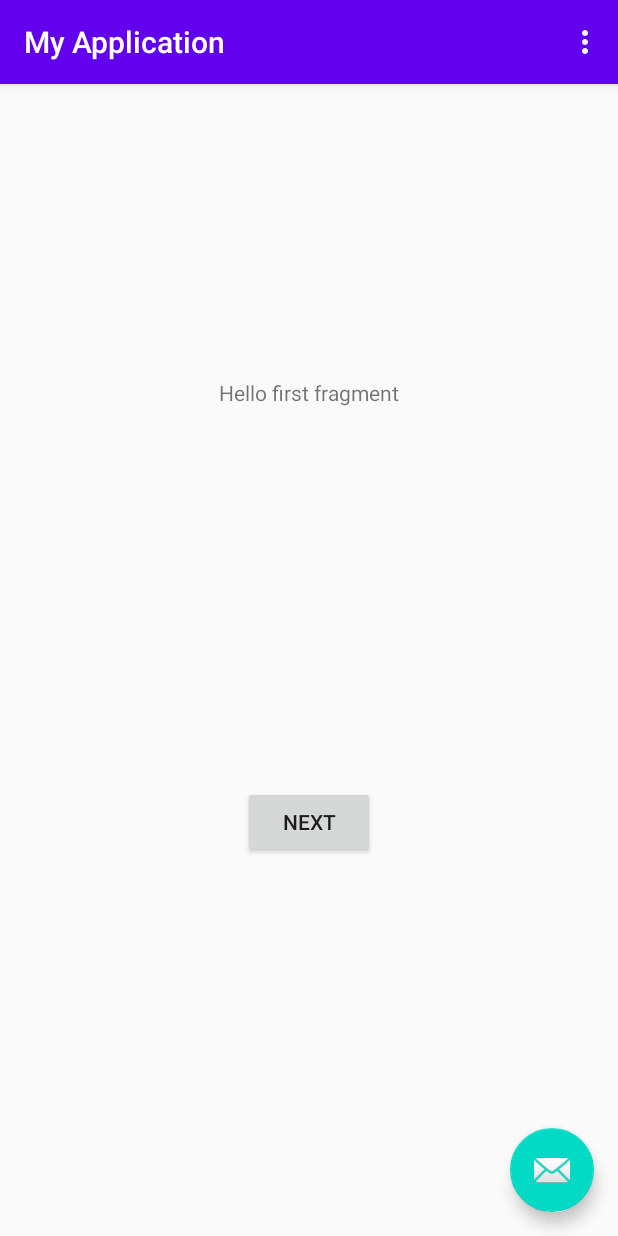
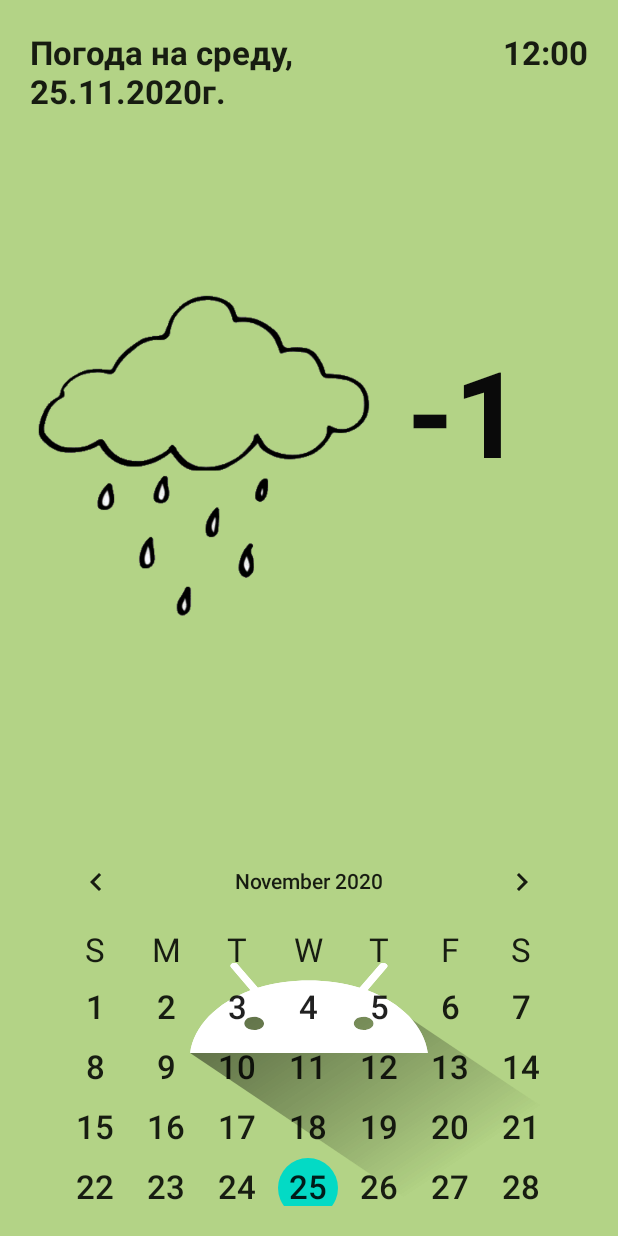
Before and after one commit to st989-ks/Weather_app, an Android app: the screen it shows after launch (MainActivity), on a phone screen of 412 x 824 dp. Run offline under Robolectric (Android 15) with nearby library versions, the phone set to English and light mode, and no system bars.

Commit message:
ДЗ№1

```diff
--- a/app/src/main/java/com/example/myapplication/MainActivity.java
+++ b/app/src/main/java/com/example/myapplication/MainActivity.java
@@ -19,17 +19,7 @@ public class MainActivity extends AppCompatActivity {
     protected void onCreate(Bundle savedInstanceState) {
         super.onCreate(savedInstanceState);
         setContentView(R.layout.activity_main);
-        Toolbar toolbar = findViewById(R.id.toolbar);
-        setSupportActionBar(toolbar);
 
-        FloatingActionButton fab = findViewById(R.id.fab);
-        fab.setOnClickListener(new View.OnClickListener() {
-            @Override
-            public void onClick(View view) {
-                Snackbar.make(view, "Replace with your own action", Snackbar.LENGTH_LONG)
-                        .setAction("Action", null).show();
-            }
-        });
     }
 
     @Override
--- a/app/src/main/res/layout/activity_main.xml
+++ b/app/src/main/res/layout/activity_main.xml
@@ -4,33 +4,81 @@
     xmlns:tools="http://schemas.android.com/tools"
     android:layout_width="match_parent"
     android:layout_height="match_parent"
-    tools:context=".MainActivity">
+    android:addStatesFromChildren="false"
+    android:background="#B3D386"
+    tools:context=".MainActivity"
+    tools:ignore="ExtraText">
 
     <com.google.android.material.appbar.AppBarLayout
         android:layout_width="match_parent"
         android:layout_height="wrap_content"
-        android:theme="@style/AppTheme.AppBarOverlay">
+        android:theme="@style/AppTheme.AppBarOverlay" />
 
-        <androidx.appcompat.widget.Toolbar
-            android:id="@+id/toolbar"
+    <RelativeLayout
+        android:layout_width="match_parent"
+        android:layout_height="match_parent"
+        android:padding="20dp">
+
+        <TextView
+            android:id="@+id/title"
+            android:layout_width="0dp"
+            android:layout_height="wrap_content"
+            android:textStyle="bold"
+            android:text="@string/_25_11_2020"
+            android:textAppearance="?android:attr/textAppearanceLarge"
+            android:layout_alignParentStart="true"
+            android:layout_alignParentTop="true"
+            android:layout_toStartOf="@+id/time" />
+
+
+        <TextView
+            android:id="@id/time"
+            android:gravity="right"
+            android:textStyle="bold"
+            android:layout_width="100dp"
+            android:layout_height="wrap_content"
+            android:text="@string/_12_00"
+            android:textAppearance="?android:attr/textAppearanceLarge"
+
+            android:layout_alignParentEnd="true"
+            tools:ignore="RtlHardcoded" />
+
+
+        <ImageView
+            android:id="@+id/imageView2"
+            android:layout_width="229dp"
+            android:layout_height="255dp"
+            android:layout_marginTop="150dp"
+            android:contentDescription="TODO"
+            app:srcCompat="@drawable/wi_1" />
+
+        <TextView
+            android:id="@+id/textView6"
+            android:layout_width="163dp"
+            android:layout_height="108dp"
+            android:layout_alignParentEnd="true"
+
+            android:layout_marginTop="200dp"
+            android:textSize="80sp"
+            android:textColor="#0a0a0a"
+            android:gravity="center"
+            android:text="-1"
+            android:textStyle="bold" />
+
+
+
+
+        <CalendarView
+            android:id="@+id/calendar_view"
             android:layout_width="match_parent"
-            android:layout_height="?attr/actionBarSize"
-            android:background="?attr/colorPrimary"
-            app:popupTheme="@style/AppTheme.PopupOverlay" />
+            android:layout_height="250dp"
+            android:background="@drawable/ic_launcher_foreground"
+            android:dateTextAppearance="@android:style/TextAppearance.Large"
+            android:weekDayTextAppearance="@android:style/TextAppearance.DeviceDefault.Large"
+            android:layout_alignParentBottom="true"
+            android:layout_alignParentStart="true" />
 
-    </com.google.android.material.appbar.AppBarLayout>
 
-    <include
-        layout="@layout/content_main"
-        android:layout_width="match_parent"
-        android:layout_height="match_parent" />
-
-    <com.google.android.material.floatingactionbutton.FloatingActionButton
-        android:id="@+id/fab"
-        android:layout_width="wrap_content"
-        android:layout_height="wrap_content"
-        android:layout_gravity="bottom|end"
-        android:layout_margin="@dimen/fab_margin"
-        app:srcCompat="@android:drawable/ic_dialog_email" />
+    </RelativeLayout>
 
 </androidx.coordinatorlayout.widget.CoordinatorLayout>
--- a/app/src/main/res/layout/content_main.xml
+++ b/app/src/main/res/layout/content_main.xml
@@ -12,8 +12,10 @@
         android:layout_height="0dp"
         app:defaultNavHost="true"
         app:layout_constraintBottom_toBottomOf="parent"
+        app:layout_constraintHorizontal_bias="0.0"
         app:layout_constraintLeft_toLeftOf="parent"
         app:layout_constraintRight_toRightOf="parent"
         app:layout_constraintTop_toTopOf="parent"
+        app:layout_constraintVertical_bias="0.0"
         app:navGraph="@navigation/nav_graph" />
 </androidx.constraintlayout.widget.ConstraintLayout>
--- a/app/src/main/res/values/dimens.xml
+++ b/app/src/main/res/values/dimens.xml
@@ -1,3 +1,4 @@
 <resources>
-    <dimen name="fab_margin">16dp</dimen>
+    <dimen name="fab_margin">20dp</dimen>
+    <dimen name="fab_text">190dp</dimen>
 </resources>
--- a/app/src/main/res/values/strings.xml
+++ b/app/src/main/res/values/strings.xml
@@ -9,4 +9,6 @@
 
     <string name="hello_first_fragment">Hello first fragment</string>
     <string name="hello_second_fragment">Hello second fragment. Arg: %1$s</string>
+    <string name="_25_11_2020">Погода на среду, 25.11.2020г.</string>
+    <string name="_12_00">12:00</string>
 </resources>
```
Also changed, not shown: app/src/main/res/drawable/wi_1.gif (added).
